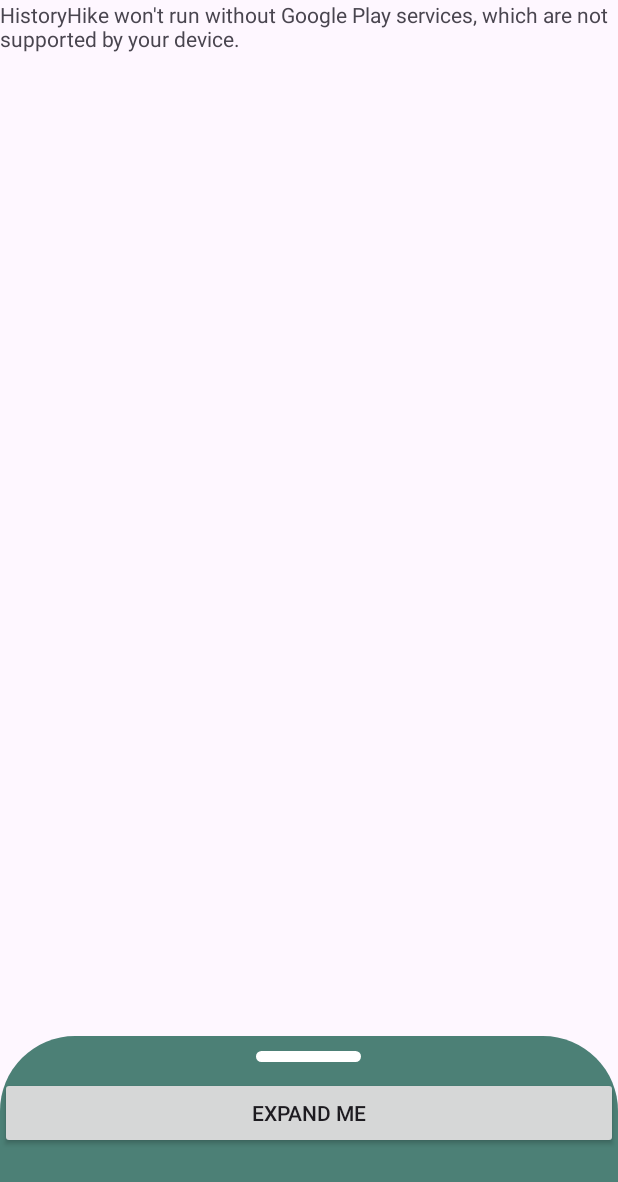
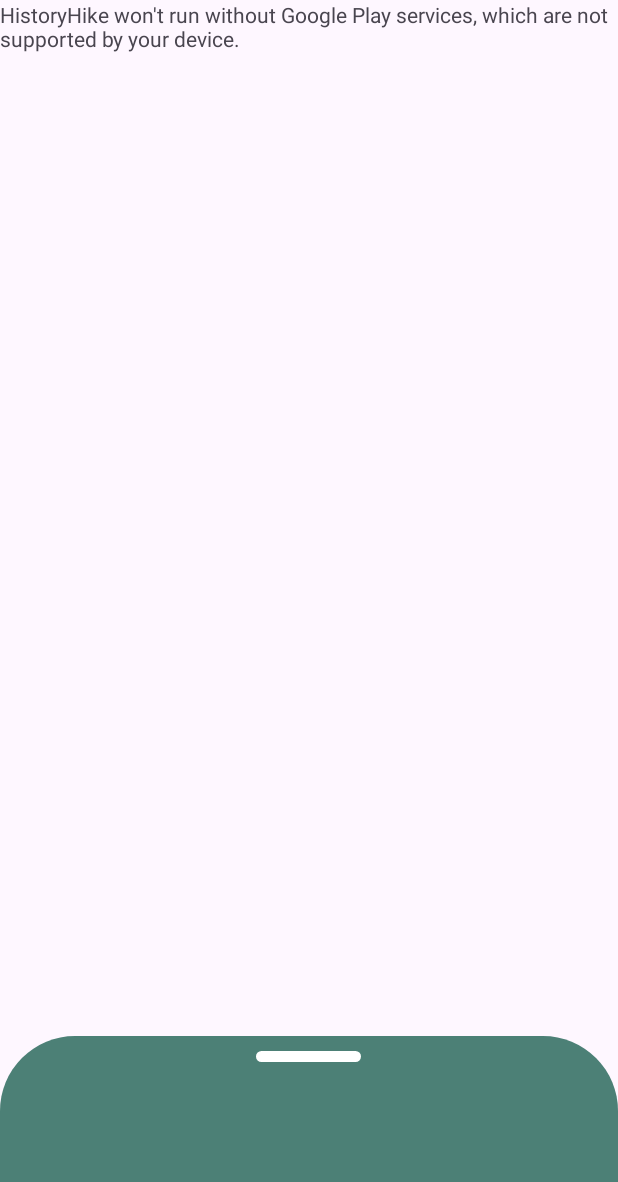
Before and after one commit to TattieMasher/HistoryHike, an Android app: the screen it shows after launch (MapsActivity), on a phone screen of 412 x 824 dp. Shown: the top 1182 px of the screen. Run offline under Robolectric (Android 15) with nearby library versions, the light colour scheme and no system bars.

Commit message:
Began defining a colour scheme. Also created a 9patch scroll image in photoshop and an end scroll to finish it off. This will be the container for nearby quests to be browsed.

```diff
--- a/app/src/main/res/drawable/rounded_bottom_sheet.xml
+++ b/app/src/main/res/drawable/rounded_bottom_sheet.xml
@@ -1,5 +1,5 @@
 <?xml version="1.0" encoding="utf-8"?>
 <shape xmlns:android="http://schemas.android.com/apk/res/android">
-    <solid android:color="#4C8076"></solid>
+    <solid android:color="@color/main_blue"></solid>
     <corners android:topLeftRadius="50dp" android:topRightRadius="50dp"></corners>
 </shape>
--- a/app/src/main/res/layout/activity_maps.xml
+++ b/app/src/main/res/layout/activity_maps.xml
@@ -31,14 +31,6 @@
             android:layout_marginBottom="10dp">
         </ImageView>
 
-        <!-- Example Button to show touch is registered -->
-        <Button
-            android:layout_width="match_parent"
-            android:layout_height="wrap_content"
-            android:text="Expand Me"
-            android:focusable="false">
-        </Button>
-
     <!-- Add additional BottomSheet contents here -->
 
     </LinearLayout>
--- a/app/src/main/res/values/colors.xml
+++ b/app/src/main/res/values/colors.xml
@@ -2,4 +2,5 @@
 <resources>
     <color name="black">#FF000000</color>
     <color name="white">#FFFFFFFF</color>
+    <color name="main_blue">#4C8076</color>
 </resources>
```
Also changed, not shown: app/src/main/res/drawable/Scroll End.png (added), app/src/main/res/drawable/Stretchable Scroll.png (added), 1 other file.
